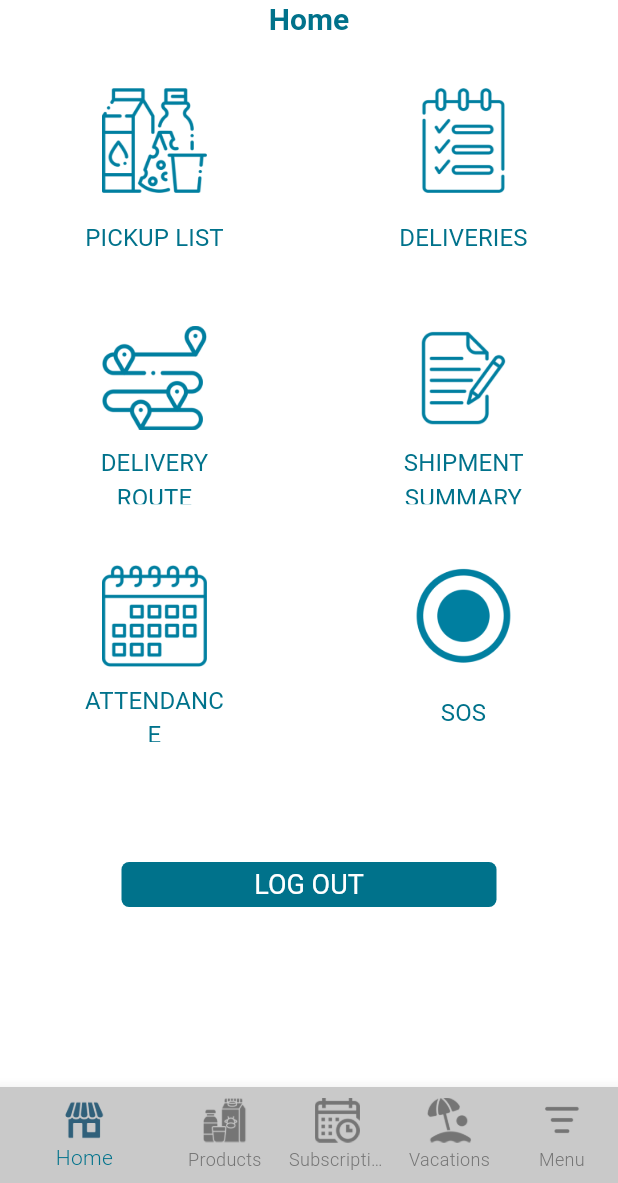
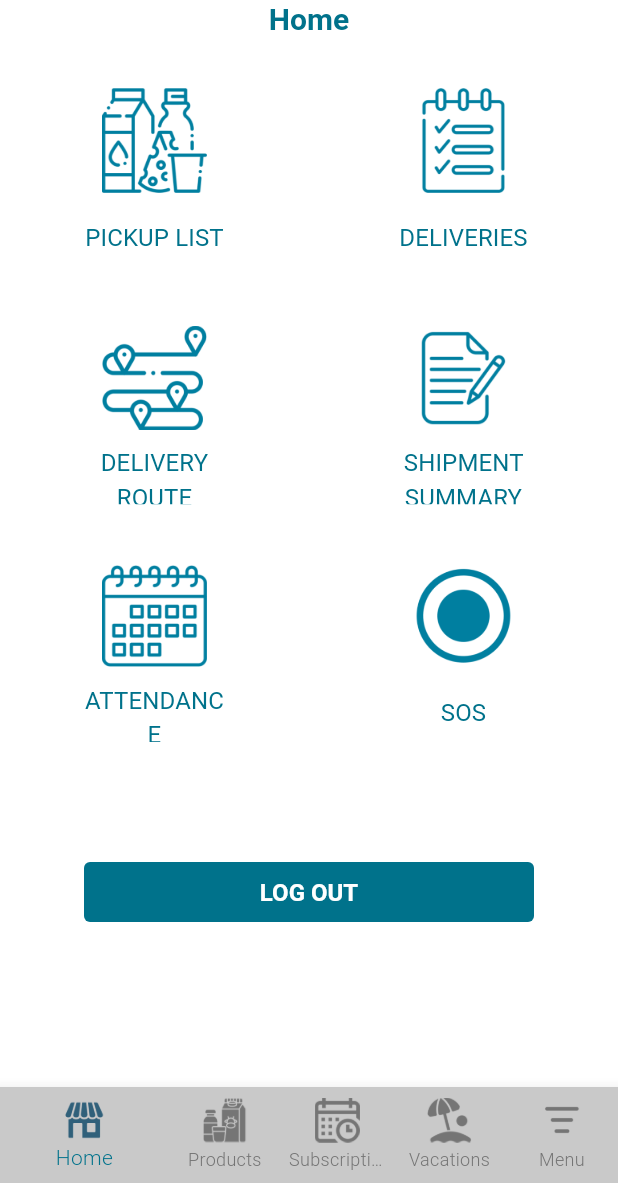
Before and after one commit to darshandesigner/binsar_farms_shipment_delivery, a Flutter app: the screen it shows after launch, after a tap on "SIGN IN", on a phone screen of 412 x 824 dp, the part 53-1236 px from its top. Run offline on Flutter 3.47's test engine with Material 3 defaults, Android fonts, the phone set to English and light mode, and no system bars; our stand-ins replace go_router; missing offline and left inert: dart:ffi.

Commit message:
small width changes and create custome button

```diff
--- a/lib/ui/auth/screens/phone_login_screen.dart
+++ b/lib/ui/auth/screens/phone_login_screen.dart
@@ -1,10 +1,14 @@
+import 'dart:ffi';
+
 import 'package:binsar_farms_shipment_delivery/core/routes/routes_name.dart';
 import 'package:binsar_farms_shipment_delivery/ui/auth/widget/otpbox.dart';
 import 'package:binsar_farms_shipment_delivery/ui/widget/signin_logout_button.dart';
 import 'package:binsar_farms_shipment_delivery/utils/constants/assets.dart';
 import 'package:binsar_farms_shipment_delivery/utils/constants/size.dart';
+import 'package:binsar_farms_shipment_delivery/utils/extensions/buid_context_extension.dart';
 import 'package:binsar_farms_shipment_delivery/utils/extensions/color_extenstion.dart';
 import 'package:binsar_farms_shipment_delivery/utils/extensions/text_style_extension.dart';
+import 'package:binsar_farms_shipment_delivery/utils/widgets/binsar_button.dart';
 import 'package:flutter/material.dart';
 
 class PhoneLoginScreen extends StatefulWidget {
@@ -30,60 +34,75 @@ class _PhoneLoginScreenState extends State<PhoneLoginScreen> {
                 height: 180,
               ),
               Container(
-                width:220,
+                // width:220,
                 child: Row(
                   mainAxisSize: MainAxisSize.min,
                   mainAxisAlignment: MainAxisAlignment.spaceBetween,
                   children: [
                     Text(
                       "SHIPMENT",
-                      style: context.displaySmall?.copyWith(color: context.primary,fontSize: pixel17),
+                      style: context.titleSmall?.copyWith(color: context.primary),
+                    ),
+                    const SizedBox(
+                      width: 8,
                     ),
                     Image.asset(
                       ImageAssets.truckLogo,
                       width: pixel45,
                       height: pixel45,
                     ),
+                    const SizedBox(
+                      width: 8,
+                    ),
                     Text(
                       "SOLUTION",
-                      style: context.displaySmall?.copyWith(color: context.primary,fontSize: pixel17),
+                      style: context.titleSmall?.copyWith(color: context.primary),
+                      // style: context.displaySmall?.copyWith(color: context.primary, fontSize: pixel17),
                     ),
                   ],
                 ),
               ),
               height24,
-              Container(
-                height: 40,
-                decoration: BoxDecoration(
-                  borderRadius: BorderRadius.circular(5),
-                  border: Border.all(
-                    color: context.primary,
-                  )
-                ),
-                child: Center(
-                  child: Padding(
-                    padding: const EdgeInsets.only(top: 15,left: 15),
-                    child: TextField(
-                      decoration: InputDecoration(
-                        hintText: 'Mobile Number',
-                        border: InputBorder.none
-                       ),
-                    ),
-                  ),
-                ),
+              // Container(
+              //   height: 40,
+              //   decoration: BoxDecoration(
+              //       borderRadius: BorderRadius.circular(5),
+              //       border: Border.all(
+              //         color: context.primary,
+              //       )),
+              //   child: Center(
+              //     child: Padding(
+              //       padding: const EdgeInsets.only(top: 15, left: 15),
+              //       child: TextField(
+              //         decoration: InputDecoration(hintText: 'Mobile Number', border: InputBorder.none),
+              //       ),
+              //     ),
+              //   ),
+              // ),
+              TextFormField(
+                decoration: const InputDecoration(
+                    focusedBorder: OutlineInputBorder(borderSide: BorderSide(color: Colors.green, width: 2)),
+                    border: OutlineInputBorder(borderSide: BorderSide(color: Colors.red, width: 2)),
+                    hintText: "Mobile Number",
+                    contentPadding: EdgeInsets.all(10)),
               ),
               height32,
-              Row(
-                mainAxisAlignment: MainAxisAlignment.spaceBetween,
-                children: [
-                     otpbox(context),
-                     otpbox(context),
-                     otpbox(context),
-                     otpbox(context),
-                ]
+              Row(mainAxisAlignment: MainAxisAlignment.spaceBetween, children: [
+                otpbox(context),
+                otpbox(context),
+                otpbox(context),
+                otpbox(context),
+              ]),
+              height32,
+              BinsarFilledButton(
+                name: "SIGN IN",
+                onTap: () {
+                  context.pushNamedAndRemoveUntil(RoutesName.home.name);
+                },
+                width: 300,
               ),
-              height32,
-              signin_logout_button(context,btnName: 'SIGN IN',routePath: RoutesName.home.path),
+              // height32,
+              // signin_logout_button(context, btnName: 'SIGN IN', routePath: RoutesName.home.path),
             ],
           ),
         ),
--- a/lib/ui/home/screens/home_screen.dart
+++ b/lib/ui/home/screens/home_screen.dart
@@ -7,6 +7,7 @@ import 'package:binsar_farms_shipment_delivery/utils/constants/size.dart';
 import 'package:binsar_farms_shipment_delivery/utils/extensions/color_extenstion.dart';
 import 'package:binsar_farms_shipment_delivery/utils/extensions/text_style_extension.dart';
 import 'package:binsar_farms_shipment_delivery/utils/theme/colors.dart';
+import 'package:binsar_farms_shipment_delivery/utils/widgets/binsar_button.dart';
 import 'package:flutter/material.dart';
 
 class HomeScreen extends StatefulWidget {
@@ -17,7 +18,6 @@ class HomeScreen extends StatefulWidget {
 }
 
 class _HomeScreenState extends State<HomeScreen> {
-
   @override
   Widget build(BuildContext context) {
     double BottomNavigtionbariconSize = 30;
@@ -35,7 +35,7 @@ class _HomeScreenState extends State<HomeScreen> {
               ),
               Text(
                 'Home',
-             style: context.titleLarge?.copyWith(color: context.primary,fontSize: pixel20),
+                style: context.titleLarge?.copyWith(color: context.primary, fontSize: pixel20),
               )
             ],
           ),
@@ -45,46 +45,42 @@ class _HomeScreenState extends State<HomeScreen> {
           children: [
             Container(
               padding: EdgeInsets.only(top: 35),
-            height: MediaQuery.of(context).size.height-270,
+              height: MediaQuery.of(context).size.height - 270,
               child: GridView.builder(
                 physics: NeverScrollableScrollPhysics(),
                 shrinkWrap: true,
                 itemCount: 6,
-                gridDelegate: SliverGridDelegateWithFixedCrossAxisCount(crossAxisCount: 2,childAspectRatio: 1.3),
+                gridDelegate: SliverGridDelegateWithFixedCrossAxisCount(crossAxisCount: 2, childAspectRatio: 1.3),
                 itemBuilder: (context, index) {
                   return listItem(context, index: index);
                 },
               ),
             ),
-          signin_logout_button(context,btnName: 'LOG OUT',routePath: RoutesName.login.path),
+            BinsarFilledButton(width: 300, name: "LOG OUT", onTap: () {})
+            // signin_logout_button(context, btnName: 'LOG OUT', routePath: RoutesName.login.path),
           ],
         ),
         bottomNavigationBar: BottomNavigationBar(
           showUnselectedLabels: true,
-        backgroundColor: AppColors.lightGrey,
+          // backgroundColor: AppColors.lightGrey,
           items: [
             BottomNavigationBarItem(
-            icon: Image.asset(ImageAssets.homeIcon,height: BottomNavigtionbariconSize,width: BottomNavigtionbariconSize),
+              icon: Image.asset(ImageAssets.homeIcon, height: BottomNavigtionbariconSize, width: BottomNavigtionbariconSize),
               label: 'Home',
             ),
             BottomNavigationBarItem(
-              icon: Image.asset(ImageAssets.productsIcon,height: BottomNavigtionbariconSize,width: BottomNavigtionbariconSize),
+              icon: Image.asset(ImageAssets.productsIcon, height: BottomNavigtionbariconSize, width: BottomNavigtionbariconSize),
               label: 'Products',
             ),
             BottomNavigationBarItem(
-              icon: Image.asset(ImageAssets.subscriptionIcon,height: BottomNavigtionbariconSize,width: BottomNavigtionbariconSize),
-              label: 'Subscription'
-          ),
+                icon: Image.asset(ImageAssets.subscriptionIcon, height: BottomNavigtionbariconSize, width: BottomNavigtionbariconSize),
+                label: 'Subscription'),
             BottomNavigationBarItem(
-              icon: Image.asset(ImageAssets.vacationIcon,height: BottomNavigtionbariconSize,width: BottomNavigtionbariconSize),
-              label: 'Vacations'
-          ),
+                icon: Image.asset(ImageAssets.vacationIcon, height: BottomNavigtionbariconSize, width: BottomNavigtionbariconSize),
+                label: 'Vacations'),
             BottomNavigationBarItem(
-              icon: Image.asset(ImageAssets.menuIcon,height: BottomNavigtionbariconSize,width: BottomNavigtionbariconSize),
-              label: 'Menu'
-          ),
+                icon: Image.asset(ImageAssets.menuIcon, height: BottomNavigtionbariconSize, width: BottomNavigtionbariconSize), label: 'Menu'),
           ],
-      )
-    );
+        ));
   }
 }
--- a/lib/ui/splash/screens/splash_screen.dart
+++ b/lib/ui/splash/screens/splash_screen.dart
@@ -3,9 +3,11 @@ import 'package:binsar_farms_shipment_delivery/core/routes/routes.dart';
 import 'package:binsar_farms_shipment_delivery/core/routes/routes_name.dart';
 import 'package:binsar_farms_shipment_delivery/utils/constants/assets.dart';
 import 'package:binsar_farms_shipment_delivery/utils/constants/size.dart';
+import 'package:binsar_farms_shipment_delivery/utils/extensions/buid_context_extension.dart';
 import 'package:binsar_farms_shipment_delivery/utils/extensions/color_extenstion.dart';
 import 'package:binsar_farms_shipment_delivery/utils/extensions/text_style_extension.dart';
 import 'package:flutter/material.dart';
+import 'package:flutter/widgets.dart';
 
 class SplashScreen extends StatefulWidget {
   const SplashScreen({super.key});
@@ -19,12 +21,14 @@ class _SplashScreenState extends State<SplashScreen> {
   void initState() {
     super.initState();
     Timer(
-      Duration(seconds: 4),
-          () {
-            goRouter.goNamed(RoutesName.login.name);
+      const Duration(seconds: 2),
+      () {
+        // goRouter.goNamed(RoutesName.login.name);
+        context.pushNamedAndRemoveUntil(RoutesName.login.name);
       },
     );
   }
+
   @override
   Widget build(BuildContext context) {
     return Scaffold(
@@ -37,24 +41,31 @@ class _SplashScreenState extends State<SplashScreen> {
               width: 300,
               height: 240,
             ),
-            Container(
-              width: 300,
+            SizedBox(
+              // width: 300,
               child: Row(
                 mainAxisSize: MainAxisSize.min,
                 mainAxisAlignment: MainAxisAlignment.spaceBetween,
                 children: [
                   Text(
                     "SHIPMENT",
-                    style: context.displaySmall?.copyWith(color: context.primary,fontSize: pixel25),
+                    style: context.headlineSmall?.copyWith(color: context.primary),
+                  ),
+                  const SizedBox(
+                    width: 8,
                   ),
                   Image.asset(
                     ImageAssets.truckLogo,
                     width: pixel60,
                     height: pixel60,
                   ),
+                  const SizedBox(
+                    width: 8,
+                  ),
                   Text(
                     "SOLUTION",
-                    style: context.displaySmall?.copyWith(color: context.primary,fontSize: pixel25),
+                    style: context.headlineSmall?.copyWith(color: context.primary),
+                    // style: context.displaySmall?.copyWith(color: context.primary, fontSize: pixel25),
                   ),
                 ],
               ),
--- a/lib/ui/widget/signin_logout_button.dart
+++ b/lib/ui/widget/signin_logout_button.dart
@@ -4,21 +4,15 @@ import 'package:binsar_farms_shipment_delivery/utils/extensions/text_style_exten
 import 'package:flutter/material.dart';
 import 'package:binsar_farms_shipment_delivery/utils/extensions/color_extenstion.dart';
 
-Widget signin_logout_button(BuildContext context,{required String btnName,required String routePath}){
+Widget signin_logout_button(BuildContext context, {required String btnName, required String routePath}) {
   return InkWell(
     onTap: () => goRouter.go(routePath),
     child: Container(
-       height: 30,
-       width: 250,
-       decoration: BoxDecoration(
-         borderRadius: BorderRadius.circular(5),
-         color: context.primary
-       ),
+      height: 30,
+      width: 250,
+      decoration: BoxDecoration(borderRadius: BorderRadius.circular(5), color: context.primary),
       child: Center(
-        child: Text(
-          btnName,
-            style: context.displaySmall?.copyWith(color: context.background,fontSize: pixel18)
-        ),
+        child: Text(btnName, style: context.displaySmall?.copyWith(color: context.onPrimary, fontSize: pixel18)),
       ),
     ),
   );
--- a/lib/utils/theme/app_theme.dart
+++ b/lib/utils/theme/app_theme.dart
@@ -72,7 +72,8 @@ class AppThemeData {
       textTheme: textTheme,
       bottomNavigationBarTheme: bottomNavigationbarTheme(),
       primarySwatch: AppColors.getMaterialColor(colorScheme.primary),
-        scaffoldBackgroundColor: colorScheme.primaryContainer);
+      scaffoldBackgroundColor: colorScheme.primaryContainer,
+    );
   }
 
   static const light = FontWeight.w300;
--- /dev/null
+++ b/lib/utils/widgets/binsar_button.dart
@@ -0,0 +1,47 @@
+import 'package:binsar_farms_shipment_delivery/utils/extensions/color_extenstion.dart';
+import 'package:binsar_farms_shipment_delivery/utils/extensions/text_style_extension.dart';
+import 'package:flutter/material.dart';
+
+class BinsarFilledButton extends StatelessWidget {
+  const BinsarFilledButton({
+    super.key,
+    this.width,
+    this.height,
+    required this.name,
+    required this.onTap,
+    this.backgroundcolor,
+    this.textcolor,
+    this.borderRadius,
+    this.padding,
+  });
+
+  final double? width;
+  final double? height;
+  final String name;
+  final Function() onTap;
+  final Color? backgroundcolor;
+  final Color? textcolor;
+  final BorderRadius? borderRadius;
+  final EdgeInsets? padding;
+
+  @override
+  Widget build(BuildContext context) {
+    return GestureDetector(
+      onTap: onTap,
+      child: Container(
+        decoration: BoxDecoration(
+          borderRadius: borderRadius ?? BorderRadius.circular(4),
+          color: backgroundcolor ?? context.primary,
+        ),
+        width: width ?? double.infinity,
+        height: height,
+        padding: padding ?? const EdgeInsets.all(10),
+        child: Text(
+          name,
+          textAlign: TextAlign.center,
+          style: context.titleLarge?.copyWith(color: textcolor ?? context.background),
+        ),
+      ),
+    );
+  }
+}
```
Lines whose indentation alone changed are shown as unchanged.
